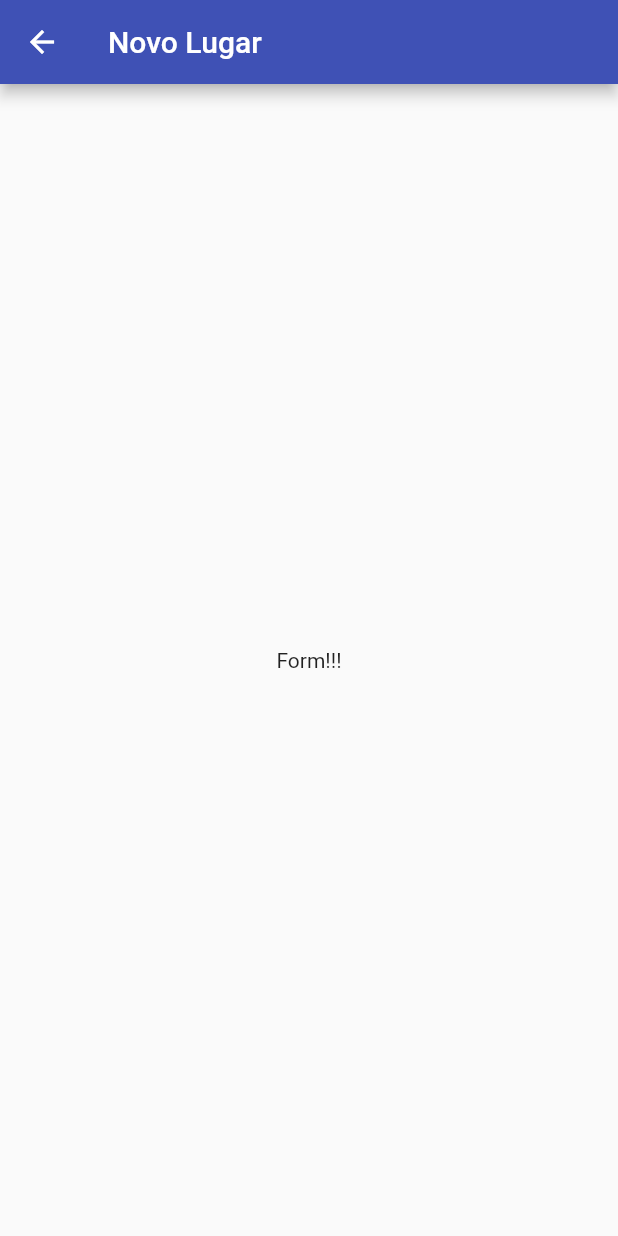
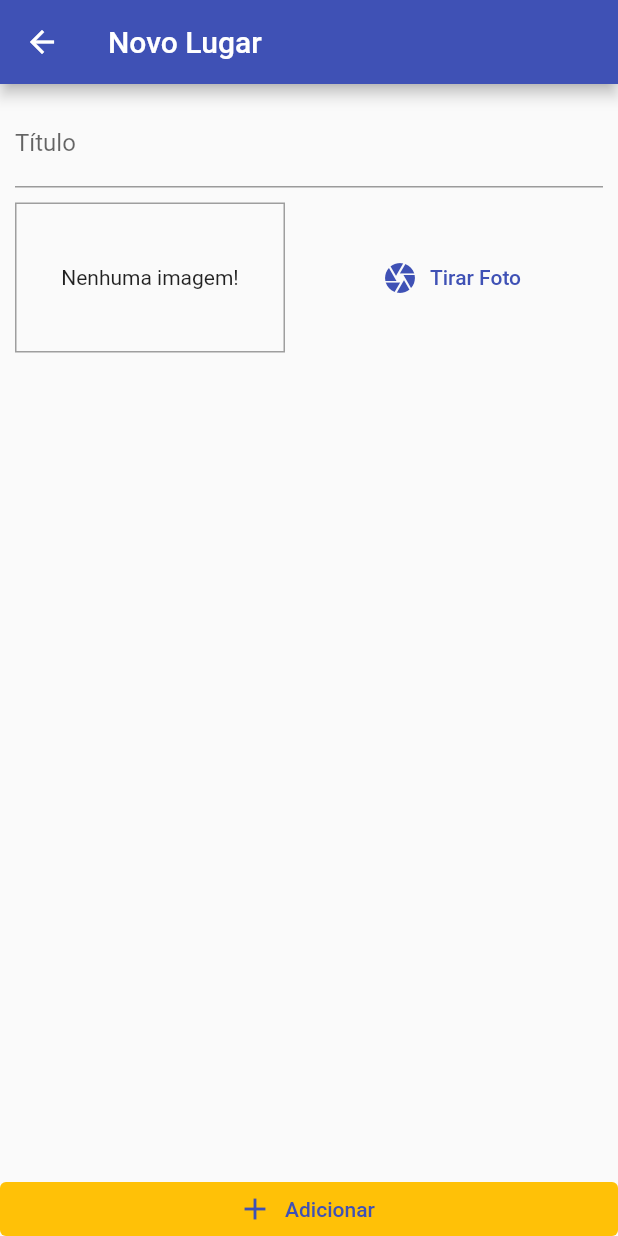
Before and after one commit to adrianosousagomes/great_places, a Flutter app: the PlaceFormScreen screen opened by its route, on a phone screen of 412 x 824 dp. Run offline on Flutter 3.47's test engine with Material 2 defaults, Android fonts, the phone set to English and light mode, and no system bars.

Commit message:
Aula 336 - Formulário Novo Lugar;

```diff
--- a/lib/screens/place_form_screen.dart
+++ b/lib/screens/place_form_screen.dart
@@ -1,4 +1,5 @@
 import 'package:flutter/material.dart';
+import 'package:great_places/widgets/image_input.dart';
 
 class PlaceFormScreen extends StatefulWidget {
   const PlaceFormScreen({Key? key}) : super(key: key);
@@ -8,14 +9,51 @@ class PlaceFormScreen extends StatefulWidget {
 }
 
 class _PlaceFormScreenState extends State<PlaceFormScreen> {
+  final _titleController = TextEditingController();
+
+  void _submitForm() {}
+
   @override
   Widget build(BuildContext context) {
     return Scaffold(
       appBar: AppBar(
-        title: Text('Novo Lugar'),
+        title: const Text('Novo Lugar'),
       ),
-      body: Center(
-        child: Text('Form!!!'),
+      body: Column(
+        // mainAxisAlignment: MainAxisAlignment.spaceBetween,
+        crossAxisAlignment: CrossAxisAlignment.stretch,
+        children: [
+          Expanded(
+            child: SingleChildScrollView(
+              child: Padding(
+                padding: const EdgeInsets.all(10),
+                child: Column(
+                  children: [
+                    TextField(
+                      decoration: const InputDecoration(
+                        labelText: 'Título',
+                      ),
+                      controller: _titleController,
+                    ),
+                    const SizedBox(height: 10),
+                    const ImageInputWidget(),
+                  ],
+                ),
+              ),
+            ),
+          ),
+          ElevatedButton.icon(
+            icon: const Icon(Icons.add),
+            label: const Text('Adicionar'),
+            style: TextButton.styleFrom(
+              primary: Theme.of(context).colorScheme.primary,
+              backgroundColor: Theme.of(context).colorScheme.secondary,
+              elevation: 0,
+              tapTargetSize: MaterialTapTargetSize.shrinkWrap,
+            ),
+            onPressed: _submitForm,
+          ),
+        ],
       ),
     );
   }
--- /dev/null
+++ b/lib/widgets/image_input.dart
@@ -0,0 +1,41 @@
+import 'package:flutter/material.dart';
+
+class ImageInputWidget extends StatefulWidget {
+  const ImageInputWidget({Key? key}) : super(key: key);
+
+  @override
+  State<ImageInputWidget> createState() => _ImageInputWidgetState();
+}
+
+class _ImageInputWidgetState extends State<ImageInputWidget> {
+  @override
+  Widget build(BuildContext context) {
+    return Row(
+      children: [
+        Container(
+          width: 180,
+          height: 100,
+          decoration: BoxDecoration(
+            border: Border.all(
+              width: 1,
+              color: Colors.grey,
+            ),
+          ),
+          alignment: Alignment.center,
+          child: Text('Nenhuma imagem!'),
+        ),
+        const SizedBox(width: 10),
+        Expanded(
+          child: TextButton.icon(
+            icon: const Icon(Icons.camera),
+            label: const Text('Tirar Foto'),
+            style: TextButton.styleFrom(
+              primary: Theme.of(context).primaryColor,
+            ),
+            onPressed: () {},
+          ),
+        ),
+      ],
+    );
+  }
+}
```
